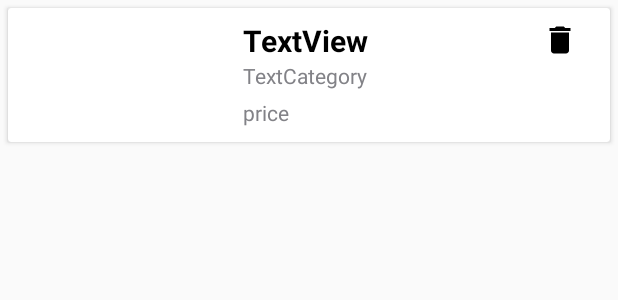
After one commit to Zefer97/FinalProject, an Android app: the layout card_wishlist.xml on its own in the app's theme, with its tools: preview values and no code run, on a phone screen of 412 x 824 dp. The commit adds this screen. Shown: the top 300 px of the screen. Run offline under Robolectric (Android 15) with nearby library versions, the phone set to English and light mode, and no system bars; network calls fail.

Commit message:
WishList

```diff
--- /dev/null
+++ b/app/src/main/res/layout/card_wishlist.xml
@@ -0,0 +1,93 @@
+<?xml version="1.0" encoding="utf-8"?>
+<layout
+    xmlns:android="http://schemas.android.com/apk/res/android"
+    xmlns:app="http://schemas.android.com/apk/res-auto">
+
+    <data>
+
+    </data>
+
+    <LinearLayout
+        android:layout_width="match_parent"
+        android:layout_height="100dp"
+        android:orientation="horizontal">
+
+        <androidx.cardview.widget.CardView
+            android:id="@+id/cardViewWish"
+            android:layout_width="match_parent"
+            android:layout_height="match_parent"
+            android:layout_margin="5dp"
+            android:layout_marginTop="5dp"
+            app:contentPadding="5dp">
+
+            <androidx.constraintlayout.widget.ConstraintLayout
+                android:layout_width="match_parent"
+                android:layout_height="match_parent"
+                android:orientation="horizontal">
+
+                <TextView
+                    android:id="@+id/wishName"
+                    android:layout_width="wrap_content"
+                    android:layout_height="wrap_content"
+                    android:layout_marginStart="12dp"
+                    android:layout_weight="1"
+                    android:text="TextView"
+                    android:textColor="@color/black"
+                    android:textSize="20sp"
+                    android:textStyle="bold"
+                    app:layout_constraintBottom_toTopOf="@+id/wishCategory"
+                    app:layout_constraintStart_toEndOf="@+id/imageWish"
+                    app:layout_constraintTop_toTopOf="parent"
+                    app:layout_constraintVertical_bias="1.0" />
+
+                <ImageView
+                    android:id="@+id/imageWish"
+                    android:layout_width="95dp"
+                    android:layout_height="84dp"
+                    android:layout_marginStart="44dp"
+                    app:layout_constraintStart_toStartOf="parent"
+                    app:layout_constraintTop_toTopOf="parent">
+
+                </ImageView>
+
+                <TextView
+                    android:id="@+id/wishCategory"
+                    android:layout_width="wrap_content"
+                    android:layout_height="wrap_content"
+                    android:layout_marginStart="12dp"
+                    android:layout_weight="1"
+                    android:text="TextCategory"
+                    android:textColor="@color/bottom_nav_unselected_icon"
+                    app:layout_constraintBottom_toBottomOf="parent"
+                    app:layout_constraintStart_toEndOf="@+id/imageWish"
+                    app:layout_constraintTop_toTopOf="parent"
+                    app:layout_constraintVertical_bias="0.508" />
+
+                <TextView
+                    android:id="@+id/wishPrice"
+                    android:layout_width="wrap_content"
+                    android:layout_height="wrap_content"
+                    android:layout_marginStart="12dp"
+                    android:layout_weight="1"
+                    android:text="price"
+                    android:textColor="@color/bottom_nav_unselected_icon"
+                    android:textSize="14sp"
+                    app:layout_constraintBottom_toBottomOf="parent"
+                    app:layout_constraintStart_toEndOf="@+id/imageWish"
+                    app:layout_constraintTop_toBottomOf="@+id/wishCategory" />
+
+                <ImageView
+                    android:id="@+id/imageViewWishDelete"
+                    android:layout_width="wrap_content"
+                    android:layout_height="wrap_content"
+                    android:layout_marginTop="4dp"
+                    android:layout_marginEnd="16dp"
+                    app:layout_constraintEnd_toEndOf="parent"
+                    app:layout_constraintTop_toTopOf="parent"
+                    app:srcCompat="@drawable/ic_baseline_delete_24" />
+
+
+            </androidx.constraintlayout.widget.ConstraintLayout>
+        </androidx.cardview.widget.CardView>
+    </LinearLayout>
+</layout>
```
Also changed, not shown: app/src/main/java/com/example/foodapp/data/datasource/FoodsRemoteDataSource.kt (+20 -5 lines), app/src/main/java/com/example/foodapp/data/repo/FoodsRepository.kt (+11 -3 lines), app/src/main/java/com/example/foodapp/data/services/FoodService.kt (+19 -4 lines), app/src/main/java/com/example/foodapp/ui/adapter/AdapterWish.kt (added, +58 -0 lines), app/src/main/java/com/example/foodapp/ui/fragments/DetailFragment.kt (+59 -8 lines), app/src/main/java/com/example/foodapp/ui/fragments/WishListFragment.kt (added, +61 -0 lines), app/src/main/java/com/example/foodapp/ui/viewmodel/DetailViewModel.kt (+15 -4 lines), app/src/main/java/com/example/foodapp/ui/viewmodel/WishViewModel.kt (added, +38 -0 lines), app/src/main/res/layout/fragment_wish_list.xml (added, +60 -0 lines), app/src/main/res/navigation/my_nav.xml (+7 -0 lines).
